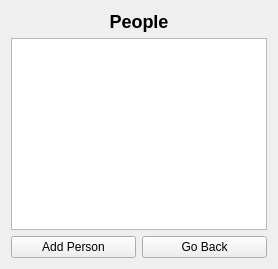
Qt form FilmManager/peoplelistviewwidget.ui (Zachaly/Jipp_Projekt_ZS_NS) before a commit.
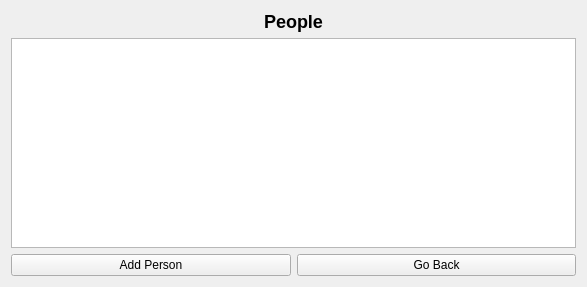
The same form after that commit.

Patch:
```diff
--- a/FilmManager/peoplelistviewwidget.ui
+++ b/FilmManager/peoplelistviewwidget.ui
@@ -2,6 +2,14 @@
 <ui version="4.0">
  <class>PeopleListViewWidget</class>
  <widget class="QWidget" name="PeopleListViewWidget">
+  <property name="geometry">
+   <rect>
+    <x>0</x>
+    <y>0</y>
+    <width>587</width>
+    <height>287</height>
+   </rect>
+  </property>
   <property name="windowTitle">
    <string>People List</string>
   </property>
```
Left out of the diff: 8 changed lines with no effect on the pictures.
